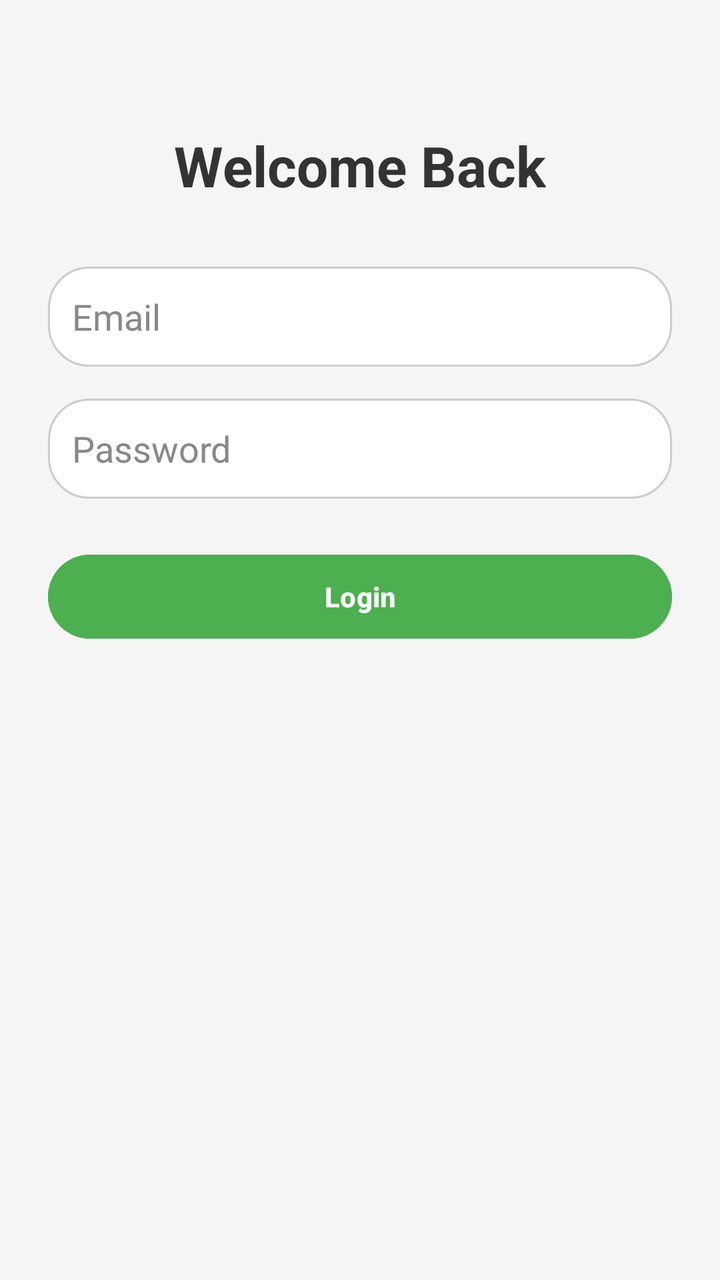
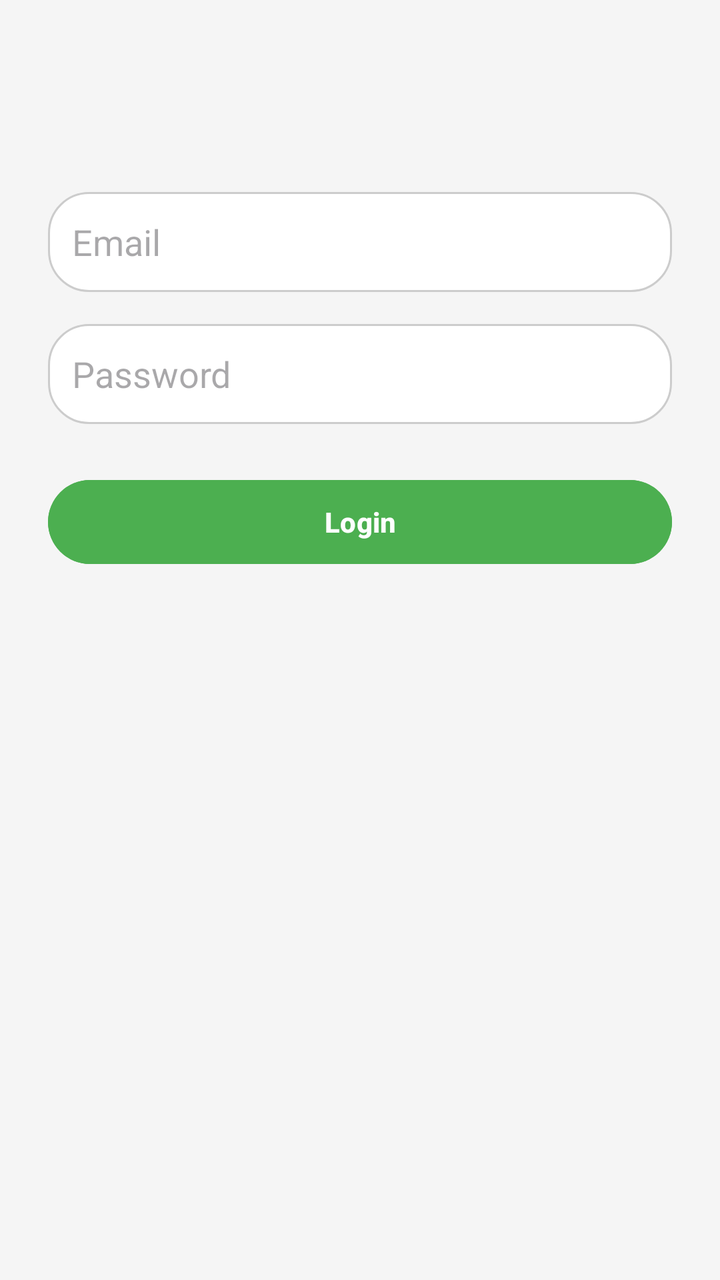

Two renders of the same Android screen: before a commit and after it. Below are the layout's source before the change and the commit's diff.
<!-- AndroidManifest.xml: application theme Theme.IlayMidler_Finalproject -->
<!-- res/layout/activity_login.xml -->
<?xml version="1.0" encoding="utf-8"?>
<androidx.constraintlayout.widget.ConstraintLayout
    xmlns:android="http://schemas.android.com/apk/res/android"
    xmlns:app="http://schemas.android.com/apk/res-auto"
    android:layout_width="match_parent"
    android:layout_height="match_parent"
    android:background="#F5F5F5"
    android:padding="24dp">

    
    <TextView
        android:id="@+id/textViewTitle"
        android:text="Welcome Back"
        android:textSize="28sp"
        android:textColor="#333333"
        android:textStyle="bold"
        android:layout_width="wrap_content"
        android:layout_height="wrap_content"
        app:layout_constraintTop_toTopOf="parent"
        app:layout_constraintStart_toStartOf="parent"
        app:layout_constraintEnd_toEndOf="parent"
        android:layout_marginTop="40dp"/>

    
    <EditText
        android:id="@+id/editTextEmail"
        android:hint="Email"
        android:inputType="textEmailAddress"
        android:layout_width="0dp"
        android:layout_height="50dp"
        android:background="@drawable/rounded_edittext"
        android:padding="12dp"
        android:textColor="#333333"
        android:textColorHint="#888888"
        app:layout_constraintTop_toBottomOf="@id/textViewTitle"
        app:layout_constraintStart_toStartOf="parent"
        app:layout_constraintEnd_toEndOf="parent"
        android:layout_marginTop="32dp"/>

    
    <EditText
        android:id="@+id/editTextPassword"
        android:hint="Password"
        android:inputType="textPassword"
        android:layout_width="0dp"
        android:layout_height="50dp"
        android:background="@drawable/rounded_edittext"
        android:padding="12dp"
        android:textColor="#333333"
        android:textColorHint="#888888"
        app:layout_constraintTop_toBottomOf="@id/editTextEmail"
        app:layout_constraintStart_toStartOf="parent"
        app:layout_constraintEnd_toEndOf="parent"
        android:layout_marginTop="16dp"/>

    
    <Button
        android:id="@+id/buttonLogin"
        android:text="Login"
        android:layout_width="0dp"
        android:layout_height="50dp"
        android:backgroundTint="#4CAF50"
        android:textColor="#FFFFFF"
        android:textStyle="bold"
        android:elevation="4dp"
        app:layout_constraintTop_toBottomOf="@id/editTextPassword"
        app:layout_constraintStart_toStartOf="parent"
        app:layout_constraintEnd_toEndOf="parent"
        android:layout_marginTop="24dp"/>

</androidx.constraintlayout.widget.ConstraintLayout>
<!-- resources referenced by this layout -->
<resources>
  <!-- drawable rounded_edittext (drawable) -->
  <shape xmlns:android="http://schemas.android.com/apk/res/android">
      <solid android:color="#FFFFFF"/>
      <corners android:radius="20dp"/>
      <stroke android:width="1dp" android:color="#CCCCCC"/>
  </shape>
  <style name="Theme.IlayMidler_Finalproject" parent="Base.Theme.IlayMidler_Finalproject">
  
      </style>
  <style name="Base.Theme.IlayMidler_Finalproject" parent="Theme.Material3.DayNight.NoActionBar">
          
          
      </style>
</resources>

<!-- the commit's change to res/layout/activity_login.xml (unified diff, before → after) -->
@@ -4,24 +4,20 @@
     xmlns:app="http://schemas.android.com/apk/res-auto"
     android:layout_width="match_parent"
     android:layout_height="match_parent"
-    android:background="#F5F5F5"
-    android:padding="24dp">
+    android:padding="24dp"
+    android:background="#F5F5F5">
 
-    
     <TextView
         android:id="@+id/textViewTitle"
         android:text="Welcome Back"
         android:textSize="28sp"
+        android:textStyle="bold"
         android:textColor="#333333"
-        android:textStyle="bold"
-        android:layout_width="wrap_content"
-        android:layout_height="wrap_content"
         app:layout_constraintTop_toTopOf="parent"
         app:layout_constraintStart_toStartOf="parent"
         app:layout_constraintEnd_toEndOf="parent"
         android:layout_marginTop="40dp"/>
 
-    
     <EditText
         android:id="@+id/editTextEmail"
         android:hint="Email"
@@ -30,14 +26,11 @@
         android:layout_height="50dp"
         android:background="@drawable/rounded_edittext"
         android:padding="12dp"
-        android:textColor="#333333"
-        android:textColorHint="#888888"
         app:layout_constraintTop_toBottomOf="@id/textViewTitle"
         app:layout_constraintStart_toStartOf="parent"
         app:layout_constraintEnd_toEndOf="parent"
         android:layout_marginTop="32dp"/>
 
-    
     <EditText
         android:id="@+id/editTextPassword"
         android:hint="Password"
@@ -46,14 +39,11 @@
         android:layout_height="50dp"
         android:background="@drawable/rounded_edittext"
         android:padding="12dp"
-        android:textColor="#333333"
-        android:textColorHint="#888888"
         app:layout_constraintTop_toBottomOf="@id/editTextEmail"
         app:layout_constraintStart_toStartOf="parent"
         app:layout_constraintEnd_toEndOf="parent"
         android:layout_marginTop="16dp"/>
 
-    
     <Button
         android:id="@+id/buttonLogin"
         android:text="Login"
@@ -62,10 +52,8 @@
         android:backgroundTint="#4CAF50"
         android:textColor="#FFFFFF"
         android:textStyle="bold"
-        android:elevation="4dp"
         app:layout_constraintTop_toBottomOf="@id/editTextPassword"
         app:layout_constraintStart_toStartOf="parent"
         app:layout_constraintEnd_toEndOf="parent"
         android:layout_marginTop="24dp"/>
-
 </androidx.constraintlayout.widget.ConstraintLayout>
